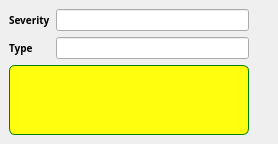
This is src/blackgui/infowindowcomponent.ui in swift-project/pilotclient as Qt 5 draws it before an edit. The edited form follows.
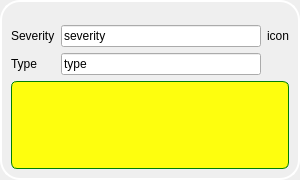
This is the edited form. Icons and pictures are not drawn.

Commit message: Fixed info component style sheet

Diff of the .ui file:
```diff
--- a/src/blackgui/infowindowcomponent.ui
+++ b/src/blackgui/infowindowcomponent.ui
@@ -6,18 +6,25 @@
    <rect>
     <x>0</x>
     <y>0</y>
-    <width>278</width>
-    <height>143</height>
+    <width>300</width>
+    <height>180</height>
    </rect>
   </property>
   <property name="windowTitle">
    <string>WizardPage</string>
   </property>
   <property name="styleSheet">
-   <string notr="true">QWidget {
+   <string notr="true">QFrame#fr_InfoWindow {
+	border-style: solid;
+	border-width: 2px;
+	border-radius: 20px;
+	border-color: white;
+}
+
+QStackedWidget {
 	font-family: arial-rounded;
 	font: bold 10px;
-	color: black; /** font **/
+	color: white; /** font not in text edit **/
 }
 
 QPushButton {
@@ -36,10 +43,13 @@
 	border-radius:6px;
 	border-color: green;
 	opacity: 0.5;
-}
-</string>
+	color: black; /** font **/
+}</string>
   </property>
-  <layout class="QHBoxLayout" name="hl_InfoWindow">
+  <property name="title">
+   <string>Information</string>
+  </property>
+  <layout class="QVBoxLayout" name="vl_InfoWindow">
    <property name="spacing">
     <number>0</number>
    </property>
@@ -55,6 +65,53 @@
    <property name="bottomMargin">
     <number>0</number>
    </property>
+   <item>
+    <widget class="QFrame" name="fr_InfoWindow">
+     <property name="frameShape">
+      <enum>QFrame::StyledPanel</enum>
+     </property>
+     <property name="frameShadow">
+      <enum>QFrame::Raised</enum>
+     </property>
+     <layout class="QVBoxLayout" name="vl_layoutInfoFrame">
+      <property name="spacing">
+       <number>0</number>
+      </property>
+      <property name="leftMargin">
+       <number>0</number>
+      </property>
+      <property name="topMargin">
+       <number>0</number>
+      </property>
+      <property name="rightMargin">
+       <number>0</number>
+      </property>
+      <property name="bottomMargin">
+       <number>0</number>
+      </property>
+      <item alignment="Qt::AlignRight">
+       <widget class="QPushButton" name="pb_Close">
+        <property name="sizePolicy">
+         <sizepolicy hsizetype="Fixed" vsizetype="Fixed">
+          <horstretch>0</horstretch>
+          <verstretch>0</verstretch>
+         </sizepolicy>
+        </property>
+        <property name="maximumSize">
+         <size>
+          <width>20</width>
+          <height>20</height>
+         </size>
+        </property>
+        <property name="text">
+         <string/>
+        </property>
+        <property name="icon">
+         <iconset resource="blackgui.qrc">
+          <normaloff>:/blackgui/icons/close.png</normaloff>:/blackgui/icons/close.png</iconset>
+        </property>
+       </widget>
+      </item>
    <item>
     <widget class="QStackedWidget" name="sw_DifferentModes">
      <property name="currentIndex">
@@ -124,60 +181,61 @@
       <layout class="QVBoxLayout" name="verticalLayout_3">
        <item>
         <layout class="QGridLayout" name="gl_StatusMessage">
-         <item row="0" column="0">
-          <widget class="QLabel" name="lbl_SmSeverity">
-           <property name="text">
-            <string>Severity</string>
-           </property>
-          </widget>
-         </item>
-         <item row="1" column="0">
+            <item row="2" column="0">
           <widget class="QLabel" name="lbl_SmType">
            <property name="text">
             <string>Type</string>
            </property>
           </widget>
          </item>
-         <item row="0" column="1">
+            <item row="1" column="1">
           <widget class="QLineEdit" name="le_SmSeverity">
+              <property name="text">
+               <string>severity</string>
+              </property>
            <property name="readOnly">
             <bool>true</bool>
            </property>
           </widget>
          </item>
-         <item row="2" column="0" colspan="2">
-          <widget class="QTextEdit" name="te_SmStatusMessage"/>
-         </item>
-         <item row="1" column="1">
-          <widget class="QLineEdit" name="le_SmType"/>
-         </item>
+            <item row="2" column="1">
+             <widget class="QLineEdit" name="le_SmType">
+              <property name="text">
+               <string>type</string>
+              </property>
+              <property name="readOnly">
+               <bool>true</bool>
+              </property>
+             </widget>
+            </item>
+            <item row="3" column="0" colspan="3">
+             <widget class="QTextEdit" name="te_SmStatusMessage">
+              <property name="readOnly">
+               <bool>true</bool>
+              </property>
+             </widget>
+            </item>
+            <item row="1" column="0">
+             <widget class="QLabel" name="lbl_SmSeverity">
+              <property name="text">
+               <string>Severity</string>
+              </property>
+             </widget>
+            </item>
+            <item row="1" column="2">
+             <widget class="QLabel" name="lbl_SmSeverityIcon">
+              <property name="text">
+               <string>icon</string>
+              </property>
+             </widget>
+            </item>
         </layout>
        </item>
       </layout>
      </widget>
     </widget>
    </item>
-   <item alignment="Qt::AlignTop">
-    <widget class="QPushButton" name="pb_Close">
-     <property name="sizePolicy">
-      <sizepolicy hsizetype="Fixed" vsizetype="Fixed">
-       <horstretch>0</horstretch>
-       <verstretch>0</verstretch>
-      </sizepolicy>
-     </property>
-     <property name="maximumSize">
-      <size>
-       <width>20</width>
-       <height>20</height>
-      </size>
-     </property>
-     <property name="text">
-      <string/>
-     </property>
-     <property name="icon">
-      <iconset resource="blackgui.qrc">
-       <normaloff>:/blackgui/icons/close.png</normaloff>:/blackgui/icons/close.png</iconset>
-     </property>
+     </layout>
     </widget>
    </item>
   </layout>
```
Left out of the diff: 19 changed lines with no effect on the pictures. Lines whose indentation alone changed are shown as unchanged. The commit also changes 1 other file.
